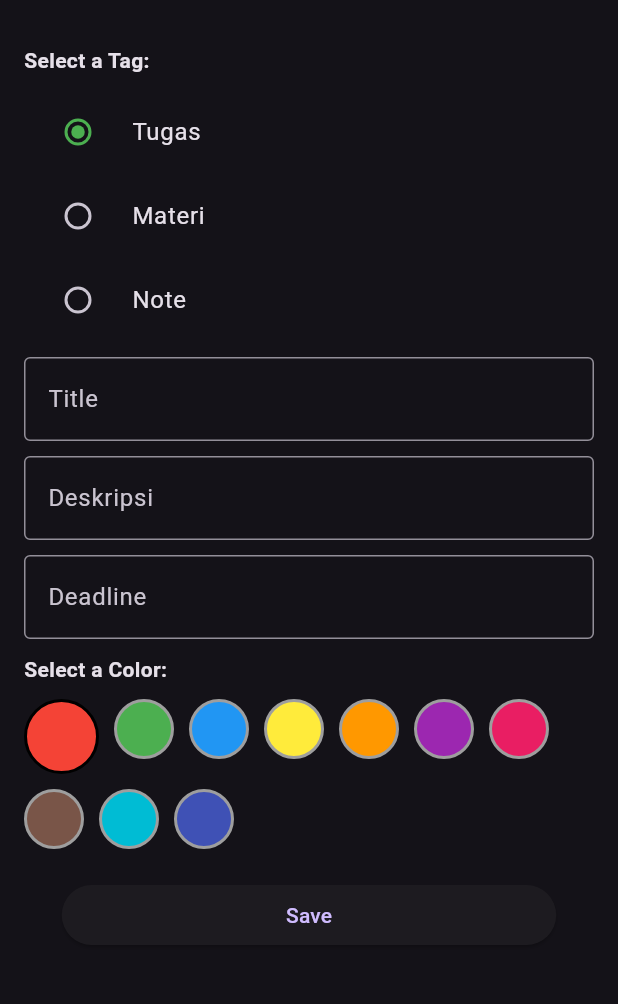
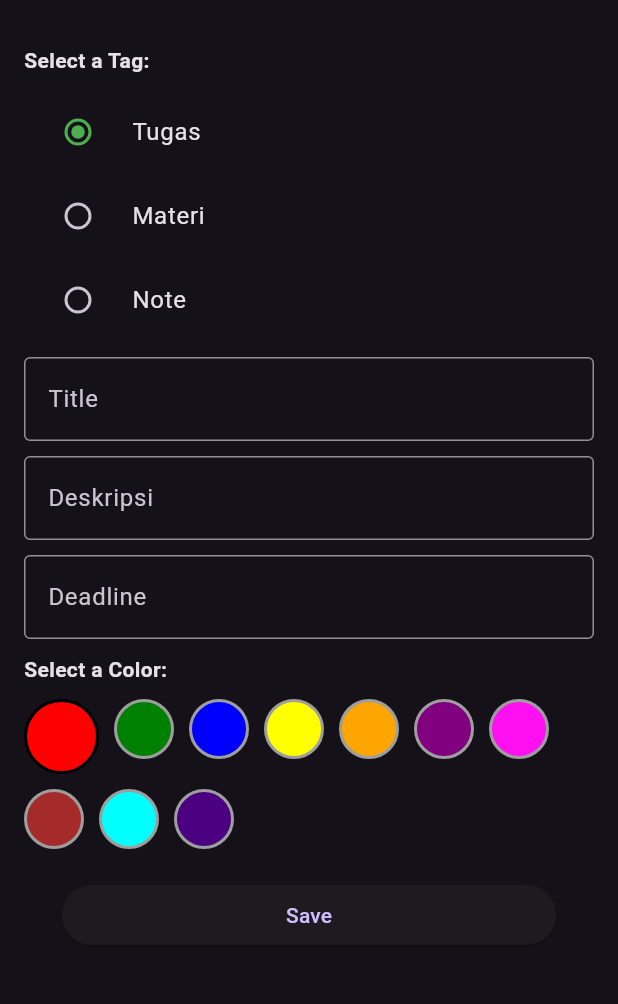
Before and after one commit to 1Ly45/UAS_PPB, a Flutter app: the PostPage screen opened by its route, after a tap on "Tugas", on a phone screen of 412 x 824 dp, the part 63-1067 px from its top. Run offline on Flutter 3.47's test engine with Material 3 defaults, Android fonts, the phone set to English and light mode, and no system bars; our stand-ins replace cloud_firestore, firebase_core, syncfusion_flutter_calendar; accounts and stored records are empty.

```diff
--- a/uas_pbb/lib/function/CRUD.dart
+++ b/uas_pbb/lib/function/CRUD.dart
@@ -36,6 +36,7 @@ Future<void> createOrUpdatePost(
   String deskripsi,
   String tag,
   Timestamp? deadline,
+  Timestamp? tanggal_upload,
   String? color,
   String? documentId
 ) async {
@@ -47,11 +48,11 @@ Future<void> createOrUpdatePost(
   Map<String, dynamic> documentData = {
     'Title': title,
     'Deskripsi': deskripsi,
-    'Tanggal_Upload': FieldValue.serverTimestamp(),
   };
 
   try {
     if (documentId != null) {
+      documentData['Tanggal_Upload'] = tanggal_upload;
       // If documentId is provided, update the existing document
       if (tag == "Tugas") {
         documentData['Tanggal_Deadline'] = deadline;
@@ -69,6 +70,7 @@ Future<void> createOrUpdatePost(
       print('Document updated successfully!');
     } else {
       // If no documentId, add a new document
+      documentData['Tanggal_Upload']= FieldValue.serverTimestamp();
       if (tag == "Tugas") {
         documentData['Tanggal_Deadline'] = deadline;
         documentData['Color'] = color;
--- a/uas_pbb/lib/function/colorPicker.dart
+++ b/uas_pbb/lib/function/colorPicker.dart
@@ -10,19 +10,19 @@ class ColorPicker extends StatefulWidget {
 }
 
 class _ColorPickerState extends State<ColorPicker> {
-  final List<Color> colors = [
-    Colors.red,
-    Colors.green,
-    Colors.blue,
-    Colors.yellow,
-    Colors.orange,
-    Colors.purple,
-    Colors.pink,
-    Colors.brown,
-    Colors.cyan,
-    Colors.indigo
+  final List<int> colors = [
+    0xFFFF0000, // red
+    0xFF008000, // green
+    0xFF0000FF, // blue
+    0xFFFFFF00, // yellow
+    0xFFFFA500, // orange
+    0xFF800080, // purple
+    0xFFFF10F0, // pink
+    0xFFA52A2A, // brown
+    0xFF00FFFF, // cyan
+    0xFF4B0082, // indigo
   ];
-  Color selectedColor = Colors.red; // Default selected color
+  Color selectedColor = const Color(0xFFFF0000); // Default selected color
 
   @override
   Widget build(BuildContext context) {
@@ -41,19 +41,19 @@ class _ColorPickerState extends State<ColorPicker> {
             return GestureDetector(
               onTap: () {
                 setState(() {
-                  selectedColor = color; // Update the selected color
+                  selectedColor = Color(color); // Convert int to Color
                 });
-                widget.onColorSelected(color); // Send selected color to parent
+                widget.onColorSelected(Color(color)); // Send selected color to parent
               },
               child: AnimatedContainer(
                 duration: const Duration(milliseconds: 200),
-                width: selectedColor == color ? 50 : 40,
-                height: selectedColor == color ? 50 : 40,
+                width: selectedColor.value == color ? 50 : 40,
+                height: selectedColor.value == color ? 50 : 40,
                 decoration: BoxDecoration(
                   shape: BoxShape.circle,
-                  color: color,
+                  color: Color(color),
                   border: Border.all(
-                    color: selectedColor == color ? Colors.black : Colors.grey,
+                    color: selectedColor.value == color ? Colors.black : Colors.grey,
                     width: 2,
                   ),
                 ),
@@ -65,6 +65,3 @@ class _ColorPickerState extends State<ColorPicker> {
     );
   }
 }
-String colorToHex(Color color) {
-  return '0x${color.value.toRadixString(16).padLeft(8, '0').toUpperCase()}';
-}
--- a/uas_pbb/lib/pages/class_detail_page.dart
+++ b/uas_pbb/lib/pages/class_detail_page.dart
@@ -43,6 +43,7 @@ FloatingActionButton addPost(BuildContext context, String pushName) {
           'Tag': '', // Default empty string for Tag
           'DocumentID' : null, // Default empty string for DocumentID
           'Deadline': null, // Default null if no deadline
+          'Tanggal_Upload': null, // Default null if no deadline
           'Color': null, // Default null for Color
         }
       );
--- a/uas_pbb/lib/widget/bottomSheet.dart
+++ b/uas_pbb/lib/widget/bottomSheet.dart
@@ -41,7 +41,7 @@ showModalBottomSheetExample(BuildContext context) {
                 ColorPicker(
                     onColorSelected: (color) {
                       setState(() {
-                        selectedColor = colorToHex(color); // Update selected color
+                        selectedColor = color.toString(); // Update selected color
                       });
                     },
                   ),
--- a/uas_pbb/lib/widget/class_list.dart
+++ b/uas_pbb/lib/widget/class_list.dart
@@ -54,6 +54,5 @@ Widget class_view() {
 
 _colorHex(String hex) {
   String colorhex = hex;
-  print(colorhex);
   return int.parse(colorhex);
 }
```
Also changed, not shown: uas_pbb/lib/pages/post_page.dart (+8 -6 lines), uas_pbb/lib/widget/post_list.dart (+9 -2 lines), 1 other file.
